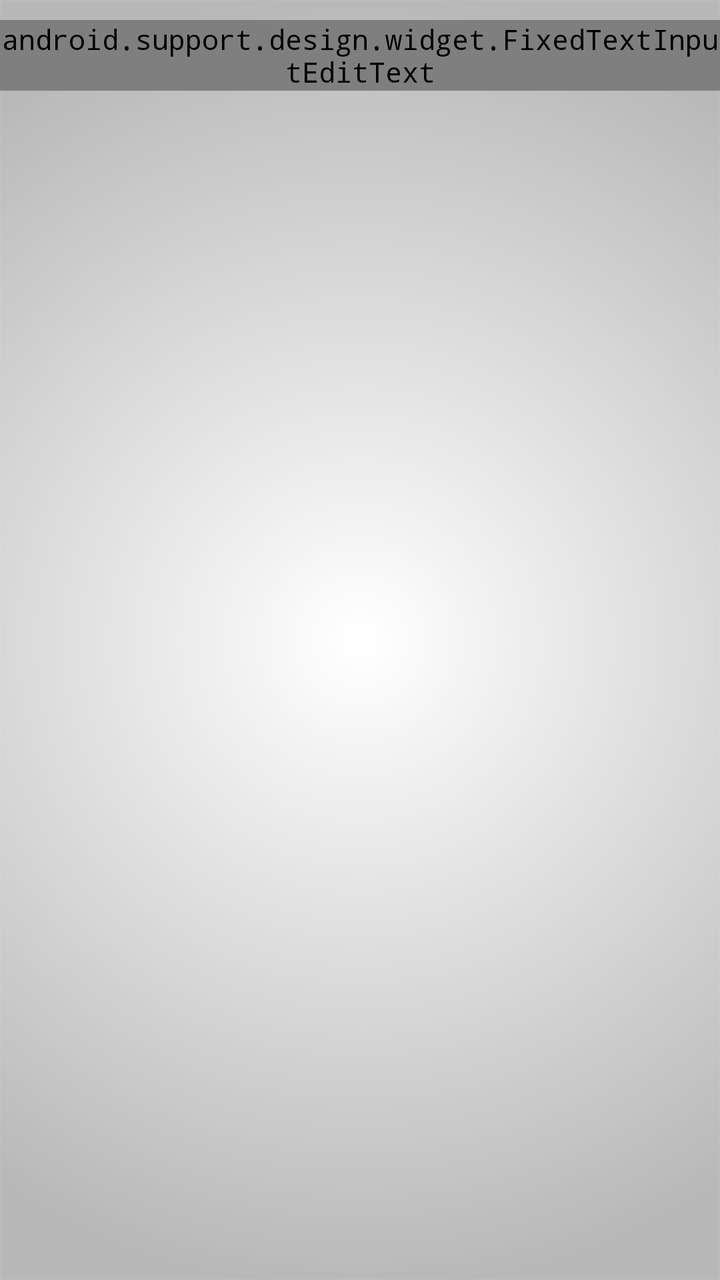
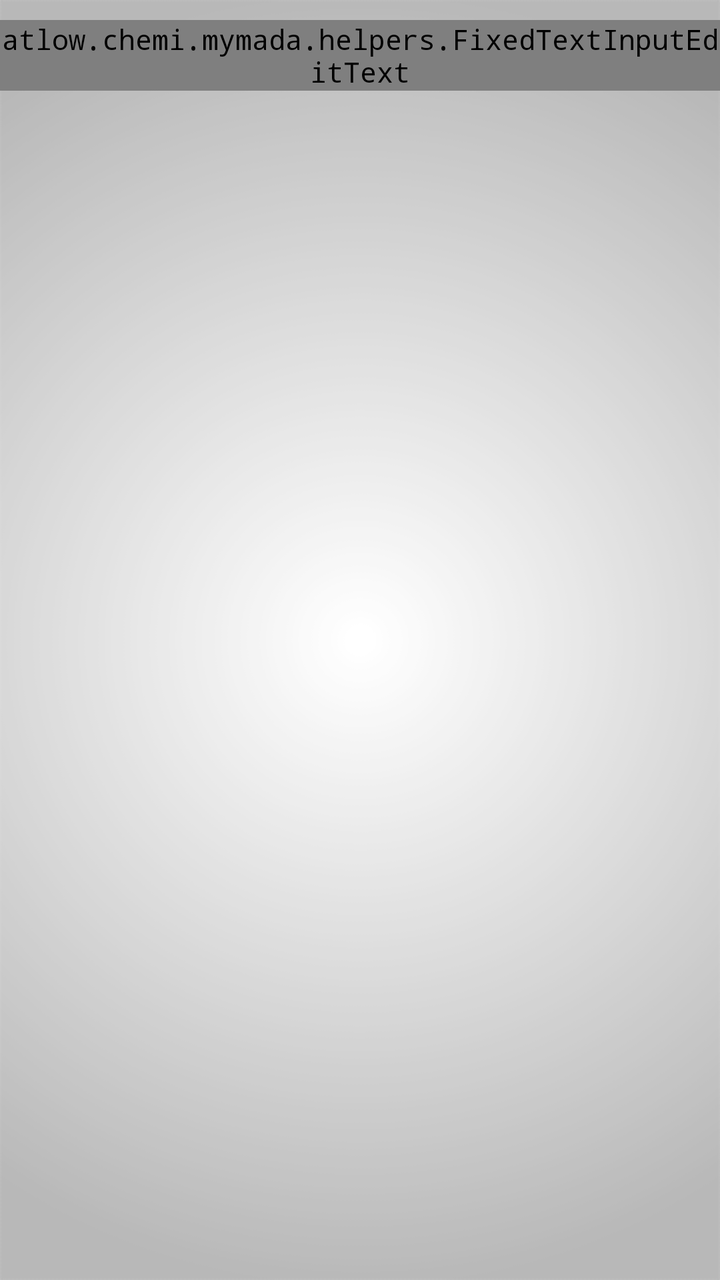

Before-and-after screenshots of an Android layout around one commit, followed by the original layout XML and the change that was made.
<!-- AndroidManifest.xml: application theme AppTheme -->
<!-- res/layout/shabat_t.xml -->
<?xml version="1.0" encoding="utf-8"?>
<LinearLayout xmlns:android="http://schemas.android.com/apk/res/android"
    android:orientation="horizontal" android:layout_width="match_parent"
    android:layout_height="match_parent"
    android:layoutDirection="ltr"
    android:baselineAligned="false"
    android:paddingTop="10dp"
    android:paddingBottom="15dp">
    <com.google.android.material.textfield.TextInputLayout
        android:layout_width="0dp"
        android:layout_height="wrap_content"
        android:layout_weight="1"
        android:id="@+id/shabatTil">

        <android.support.design.widget.FixedTextInputEditText
            android:id="@+id/shabatT"
            android:layout_width="match_parent"
            android:layout_height="wrap_content"
            android:gravity="start"
            android:hint="@string/pref_title_shabatT"
            android:inputType="numberSigned"
            android:singleLine="true" />
    </com.google.android.material.textfield.TextInputLayout>
</LinearLayout>
<!-- resources referenced by this layout -->
<resources>
  <string name="pref_title_shabatT">פרק הזמן עד סגירת התראה (בשניות)</string>
  <style name="AppTheme" parent="Theme.AppCompat.Light">
          
          <item name="android:textColor">@color/Black</item>
          <item name="colorPrimary">@color/ColorPrimary</item>
          <item name="colorPrimaryDark">@color/ColorPrimaryDark</item>
          <item name="android:textColorHintInverse">@color/ColorBlue</item>
          <item name="actionBarTheme">@style/ThemeOverlay.AppCompat.Dark.ActionBar</item>
          <item name="buttonStyle">@style/FButton</item>
          <item name="android:buttonStyle">@style/FButton</item>
          <item name="colorAccent">@color/materialGrey300</item>
          
          <item name="android:actionMenuTextColor">@color/Black</item>
          <item name="android:itemBackground">@color/materialGrey300</item>
          <item name="android:textColorSecondary">@color/ColorRedDark</item>
          <item name="android:windowBackground">@drawable/ic_bgg</item>
          <item name="android:typeface">monospace</item>
  
          <item name="android:textColorHint">@color/ColorAqua</item>
          <item name="colorControlNormal">@color/ColorBlue</item>
          <item name="colorControlActivated">@color/ColorAqua</item>
          
          <item name="colorControlHighlight">@android:color/transparent</item>
      </style>
  <color name="Black">#000000</color>
  <color name="ColorPrimary">#10133b</color>
  <color name="ColorPrimaryDark">#1a1d4b</color>
  <color name="ColorBlue">#98194853</color>
  <style name="FButton" parent="Theme.AppCompat.Light">
          <item name="colorControlHighlight">@color/ColorBlue</item>
          <item name="android:textColor">@color/ColorAqua</item>
          <item name="android:textSize">20sp</item>
      </style>
  <color name="materialGrey300">#ffe0e0e0</color>
  <color name="ColorRedDark">#6b0000</color>
  <!-- drawable ic_bgg: png bitmap (drawable, 33899 bytes) -->
  <color name="ColorAqua">#32a7c3</color>
</resources>

<!-- the commit's change to res/layout/shabat_t.xml (unified diff, before → after) -->
@@ -12,7 +12,7 @@
         android:layout_weight="1"
         android:id="@+id/shabatTil">
 
-        <android.support.design.widget.FixedTextInputEditText
+        <atlow.chemi.mymada.helpers.FixedTextInputEditText
             android:id="@+id/shabatT"
             android:layout_width="match_parent"
             android:layout_height="wrap_content"
